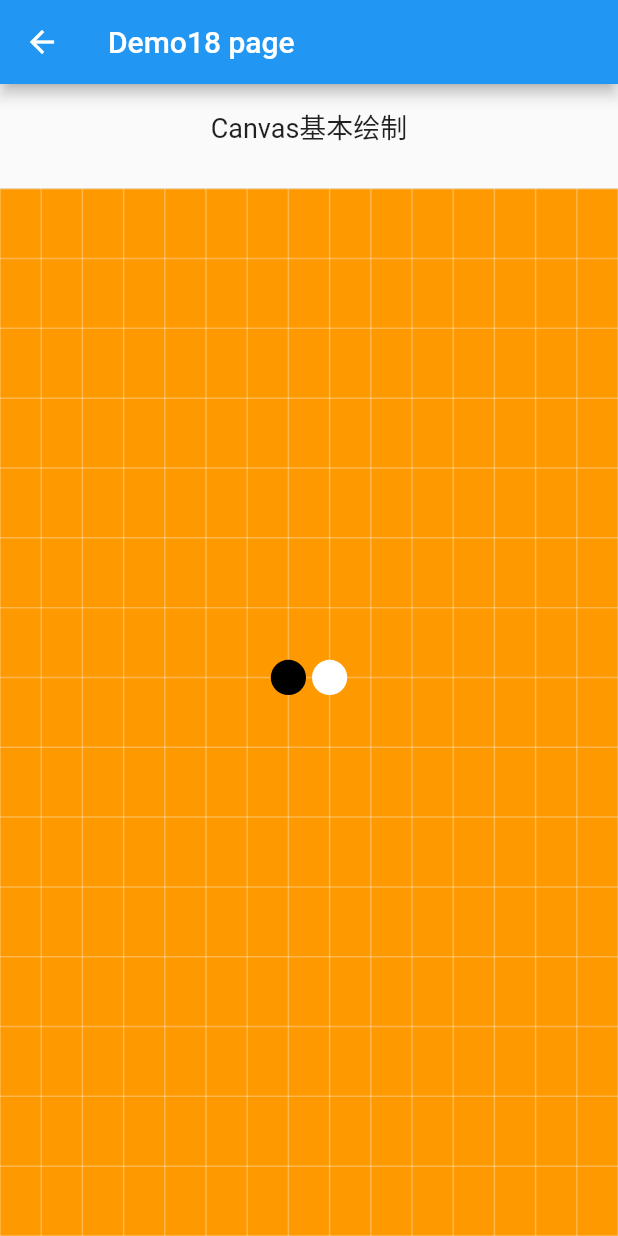
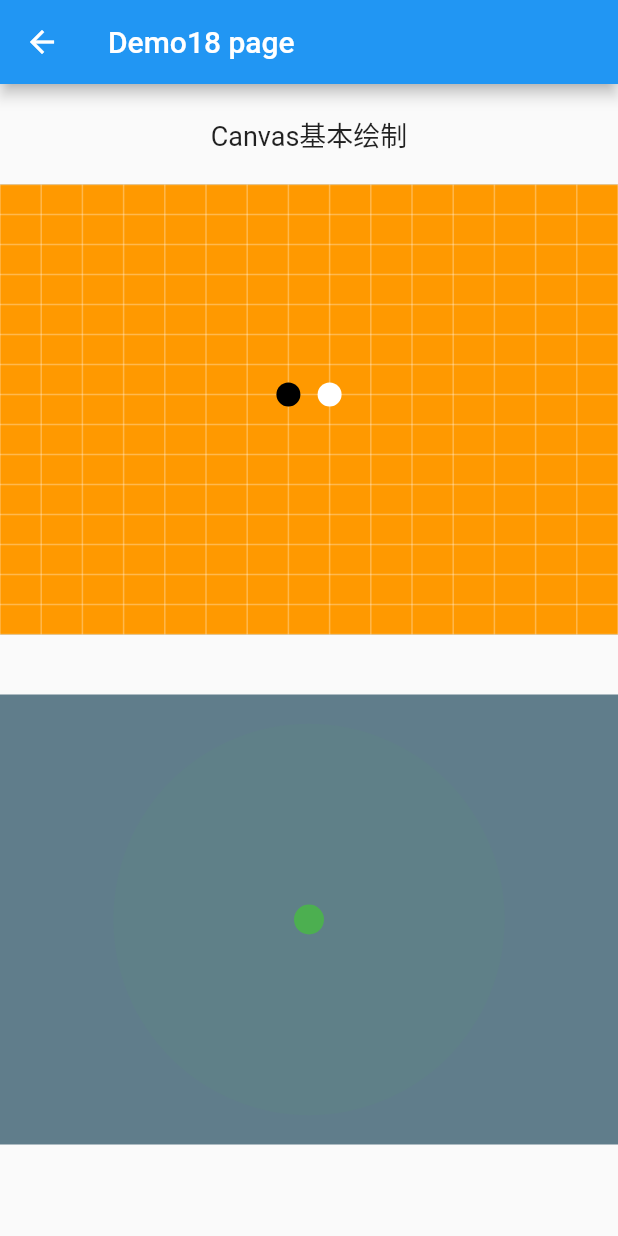
Before and after one commit to chenjun1127/flutter_demo, a Flutter app: the Demo18 screen opened by its route, on a phone screen of 412 x 824 dp. Run offline on Flutter 3.47's test engine with Material 2 defaults, Android fonts, the phone set to English and light mode, and no system bars; our stand-ins replace dio, event_bus, flutter_mobx, fluttertoast, mobx, photo_view; generated files the repository leaves out were written again; network calls fail.

Commit message:
*:带动画canvas

```diff
--- a/lib/pages/demo18.dart
+++ b/lib/pages/demo18.dart
@@ -2,8 +2,21 @@ import 'dart:math';
 
 import 'package:flutter/material.dart';
 
-class Demo18 extends StatelessWidget {
+class Demo18 extends StatefulWidget {
   const Demo18({Key key}) : super(key: key);
+
+  @override
+  State<Demo18> createState() => _Demo18State();
+}
+
+class _Demo18State extends State<Demo18> with SingleTickerProviderStateMixin {
+  AnimationController spread;
+
+  @override
+  void initState() {
+    super.initState();
+    spread = AnimationController(vsync: this, duration: Duration(milliseconds: 2000))..repeat();
+  }
 
   @override
   Widget build(BuildContext context) {
@@ -11,16 +24,15 @@ class Demo18 extends StatelessWidget {
       appBar: AppBar(
         title: Text("Demo18 page"),
       ),
-        body: Column(
+      body: SingleChildScrollView(
+        physics: new BouncingScrollPhysics(),
+        child: Column(
           children: [
-            Expanded(
-                child: Padding(
-                  padding: EdgeInsets.fromLTRB(0, 15, 0, 0),
+            Padding(
+              padding: EdgeInsets.symmetric(vertical: 20),
               child: Text("Canvas基本绘制", style: TextStyle(fontSize: 18)),
             ),
-                flex: 1),
-            Expanded(
-              child: Container(
+            Container(
               width: double.infinity,
               color: Colors.blueGrey,
               child: CustomPaint(
@@ -28,11 +40,49 @@ class Demo18 extends StatelessWidget {
                 painter: MyCustomPainter(),
               ),
             ),
-              flex: 10,
-            )
+            SizedBox(height: 40),
+            Container(
+              width: double.infinity,
+              color: Colors.blueGrey,
+              child: CustomPaint(
+                size: Size(double.infinity, 300),
+                painter: ShapePainter(spread: spread),
+              ),
+            ),
           ],
-        ));
+        ),
+      ),
+    );
   }
+
+  @override
+  void dispose() {
+    spread.dispose();
+    super.dispose();
+  }
+}
+
+class ShapePainter extends CustomPainter {
+  final Animation<double> spread;
+
+  @override
+  void paint(Canvas canvas, Size size) {
+    final double smallRadius = size.width / 6;
+    final double spreadFactor = 2;
+    Paint paint = Paint()..color = Colors.green;
+    canvas.drawCircle(Offset(size.width / 2, size.height / 2), 10, paint);
+    if (spread.value != 0) {
+      paint.color = Colors.green.withOpacity(1 - spread.value);
+      canvas.drawCircle(Offset(size.width / 2, size.height / 2), spreadFactor * smallRadius * spread.value, paint);
+    }
+  }
+
+  @override
+  bool shouldRepaint(covariant ShapePainter oldDelegate) {
+    return oldDelegate.spread != spread;
+  }
+
+  ShapePainter({this.spread}) : super(repaint: spread);
 }
 
 class MyCustomPainter extends CustomPainter {
@@ -40,7 +90,6 @@ class MyCustomPainter extends CustomPainter {
   void paint(Canvas canvas, Size size) {
     double eWidth = size.width / 15;
     double eHeight = size.height / 15;
-    print("$eWidth,$eHeight");
     Paint paint = Paint()
       ..isAntiAlias = true
       ..style = PaintingStyle.fill
@@ -62,10 +111,18 @@ class MyCustomPainter extends CustomPainter {
     paint
       ..style = PaintingStyle.fill
       ..color = Colors.black;
-    canvas.drawCircle(Offset((size.width - eWidth) / 2, (size.height - eHeight) / 2), min(eWidth / 2, eHeight / 2) - 2, paint);
+    canvas.drawCircle(
+      Offset((size.width - eWidth) / 2, (size.height - eHeight) / 2),
+      min(eWidth / 2, eHeight / 2) - 2,
+      paint,
+    );
     // 画一个白子
     paint.color = Colors.white;
-    canvas.drawCircle(Offset(size.width / 2 + eWidth / 2, size.height / 2 - eHeight / 2), min(eWidth / 2, eHeight / 2) - 2, paint);
+    canvas.drawCircle(
+      Offset(size.width / 2 + eWidth / 2, size.height / 2 - eHeight / 2),
+      min(eWidth / 2, eHeight / 2) - 2,
+      paint,
+    );
   }
 
   // 在实际场景中正确利用此回调可以避免重绘开销，本示例我们简单的返回true
```
Lines whose indentation alone changed are shown as unchanged.
